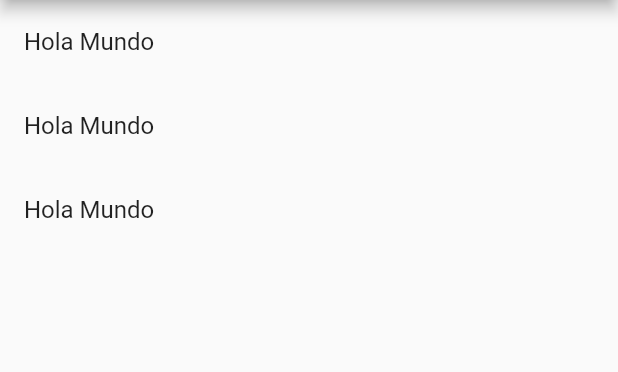
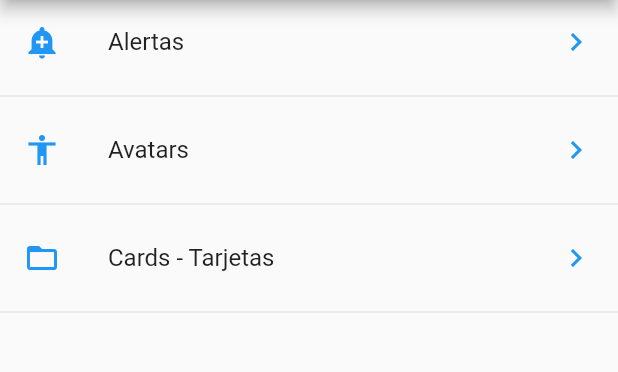
Before and after one commit to fermartinotti/flutter-componentes, a Flutter app: the screen it shows after launch, on a phone screen of 412 x 824 dp, the part 84-456 px from its top. Run offline on Flutter 3.47's test engine with Material 2 defaults, Android fonts, the phone set to English and light mode, and no system bars.

Commit message:
se agregan alertas, rutas y utils de icons

```diff
--- a/lib/main.dart
+++ b/lib/main.dart
@@ -1,6 +1,6 @@
+import 'package:componentes/src/routes/routes.dart';
 import 'package:flutter/material.dart';
-
-import 'package:componentes/src/pages/home_page.dart';
+import 'src/pages/alert_page.dart';
 
 void main() => runApp(MyApp());
 
@@ -10,7 +10,15 @@ class MyApp extends StatelessWidget {
     return MaterialApp(
       title: 'Componentes App',
       debugShowCheckedModeBanner: false,
-      home: HomePage()
+      //home: HomePage(),
+      initialRoute: '/',
+      routes: getApplicationRoutes(),
+      onGenerateRoute: ( RouteSettings settings ){
+
+      return MaterialPageRoute(
+        builder: (BuildContext context) => AlertPage()
+        );
+      },
     );
   }
 }
--- a/lib/src/pages/home_page.dart
+++ b/lib/src/pages/home_page.dart
@@ -1,4 +1,6 @@
+import 'package:componentes/src/pages/alert_page.dart';
 import 'package:componentes/src/providers/menu_provider.dart';
+import 'package:componentes/src/utils/icons_helper_utils.dart';
 import 'package:flutter/material.dart';
 
 class HomePage extends StatelessWidget {
@@ -16,19 +18,49 @@ class HomePage extends StatelessWidget {
 
   Widget _lista() {
 
-    print (menuProvider.opciones);
+    return FutureBuilder(
+      future: menuProvider.cargarData(),
+      initialData: [],
+      builder: (BuildContext context, AsyncSnapshot snapshot){
 
-    return ListView(
-      children: _listaItems(),
+        return ListView(
+          children: _listaItems(snapshot.data, context),
+        );
+
+      },
     );
+
   }
 
-  List<Widget>_listaItems() {
-    return [
-      ListTile( title: Text('Hola Mundo')),
-      ListTile( title: Text('Hola Mundo')),
-      ListTile( title: Text('Hola Mundo')),
+  List<Widget>_listaItems(List<dynamic> data, BuildContext context) {
 
-    ];
+    final List<Widget> opciones = [];
+
+    data.forEach((opt) {
+
+
+      final widgetTemp = ListTile(
+        title: Text ( opt['texto']),
+        leading: getIcon(opt['icon']),
+        trailing: Icon (Icons.keyboard_arrow_right, color:Colors.blue),
+        onTap: () {
+
+          // final route = MaterialPageRoute(
+          //   builder: (context){
+          //     return AlertPage();
+          //   }
+          // );
+
+          Navigator.pushNamed(context, opt['ruta']);
+          // Navigator.push(context, route);
+        },
+      );
+
+      opciones..add(widgetTemp)
+              ..add( Divider ());
+
+    });
+
+    return opciones;
   }
 }
--- /dev/null
+++ b/lib/src/routes/routes.dart
@@ -0,0 +1,16 @@
+import 'package:componentes/src/pages/alert_page.dart';
+import 'package:componentes/src/pages/avatar_page.dart';
+import 'package:componentes/src/pages/home_page.dart';
+import 'package:flutter/material.dart';
+
+
+Map<String, WidgetBuilder> getApplicationRoutes(){
+
+  return <String, WidgetBuilder>{
+          '/'       : (BuildContext context) => HomePage(),
+          'alert'   : (BuildContext context) => AlertPage(),
+          'avatar'  : (BuildContext context) => AvatarPage(),
+
+  };
+
+}
--- /dev/null
+++ b/lib/src/utils/icons_helper_utils.dart
@@ -0,0 +1,13 @@
+import 'package:flutter/material.dart';
+
+final _icons = <String, IconData>{
+
+  'add_alert' : Icons.add_alert,
+  'accessibility' : Icons.accessibility,
+  'folder_open' : Icons.folder_open
+};
+
+Icon getIcon (String nombreIcono){
+
+  return Icon( _icons[nombreIcono], color: Colors.blue);
+}
```
Also changed, not shown: lib/src/pages/alert_page.dart (added, +22 -0 lines), lib/src/pages/avatar_page.dart (added, +15 -0 lines), lib/src/providers/menu_provider.dart (+10 -6 lines).
